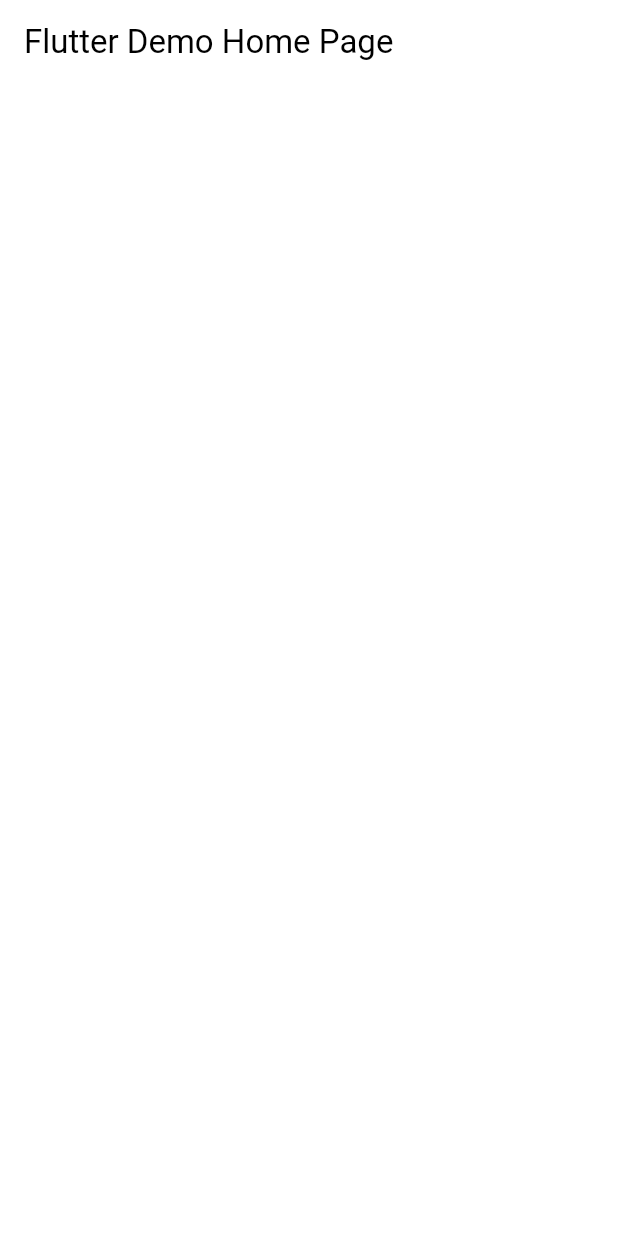
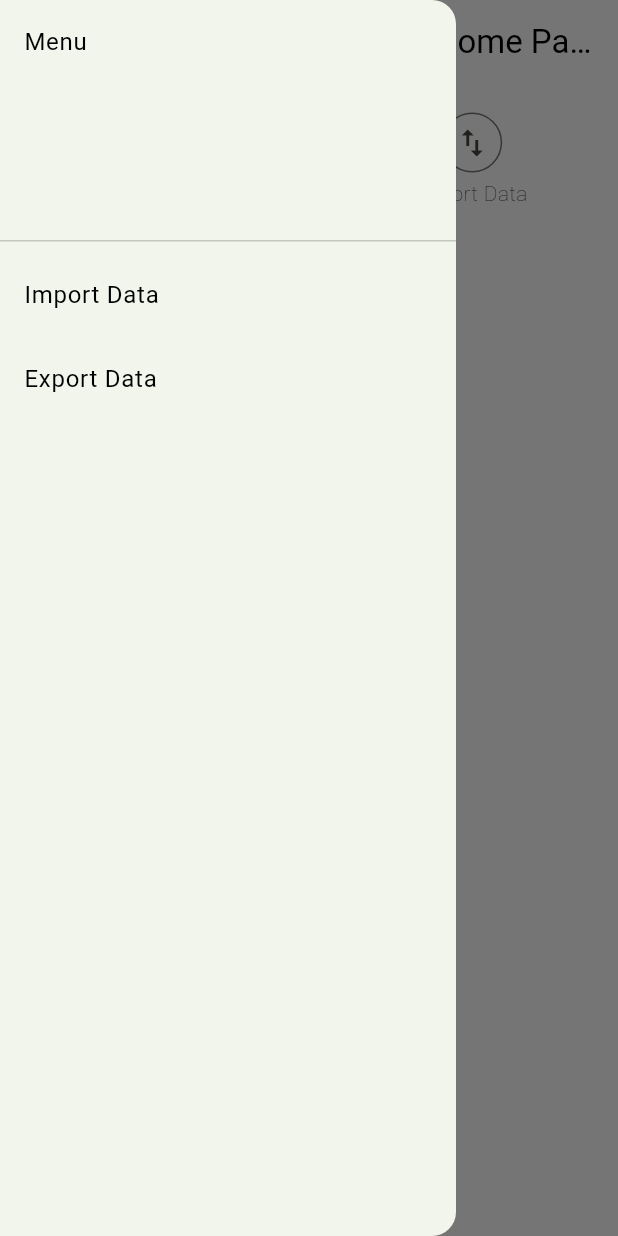
Before and after one commit to famasf1/Techbiz_RFID, a Flutter app: the screen it shows after launch, with the side drawer open (before the commit the screen has no drawer), on a phone screen of 412 x 824 dp. Run offline on Flutter 3.47's test engine with Material 3 defaults, Android fonts, the phone set to English and light mode, and no system bars; our stand-ins replace drift, drift_flutter, flex_color_scheme, flutter_riverpod, go_router, google_fonts; accounts and stored records are empty; generated files the repository leaves out were written again.

Commit message:
[minor] => add basic homepage, setup route

```diff
--- a/lib/main.dart
+++ b/lib/main.dart
@@ -1,6 +1,6 @@
 import 'package:flutter/material.dart';
+import 'package:techbiz_rfid/src/common/route/app_route.dart';
 import 'package:techbiz_rfid/src/common/theme/techbiz_theme.dart';
-import 'package:techbiz_rfid/src/home/presentation/view/homepage_view.dart';
 
 void main() async {
   WidgetsFlutterBinding.ensureInitialized();
@@ -12,10 +12,10 @@
   const MainApp({super.key});
   @override
   Widget build(BuildContext context) {
-    return MaterialApp(
+    return MaterialApp.router(
+      routerConfig: appRoutes,
       title: 'TECHBIZ_RFID',
       theme: MaterialTechbizTheme().themeData,
-      home: const HomepageView(title:'Flutter Demo Home Page'),
     );
   }
 }
--- /dev/null
+++ b/lib/src/common/route/app_route.dart
@@ -0,0 +1,26 @@
+import 'package:go_router/go_router.dart';
+import 'package:techbiz_rfid/src/export/presentation/view/export_view.dart';
+import 'package:techbiz_rfid/src/home/presentation/view/homepage_view.dart';
+import 'package:techbiz_rfid/src/import/presentation/views/import_view.dart';
+
+final appRoutes = GoRouter(
+  initialLocation: '/',
+  routes: [
+    GoRoute(
+      name: 'home',
+      path: '/',
+      builder: (context, state) =>
+          HomepageView(title: 'Flutter Scanner Demo Home Page'),
+    ),
+    GoRoute(
+      name: 'import',
+      path: '/import',
+      builder: (context, state) => ImportView(),
+    ),
+    GoRoute(
+      name: 'export',
+      path: '/export',
+      builder: (context, state) => ExportView(),
+    ),
+  ],
+);
--- /dev/null
+++ b/lib/src/common/util/drawer_item.dart
@@ -0,0 +1,17 @@
+import 'package:flutter/material.dart';
+import 'package:flutter_riverpod/flutter_riverpod.dart';
+
+class DrawerItem extends ConsumerWidget {
+  final String title;
+  final VoidCallback onTap;
+
+  const DrawerItem({super.key, required this.title, required this.onTap});
+
+  @override
+  Widget build(BuildContext context, WidgetRef ref) {
+    return ListTile(
+      title: Text(title),
+      onTap: onTap,
+    );
+  }
+}
--- /dev/null
+++ b/lib/src/export/presentation/view/export_view.dart
@@ -0,0 +1,17 @@
+import 'package:flutter/material.dart';
+import 'package:flutter_riverpod/flutter_riverpod.dart';
+
+class ExportView extends ConsumerStatefulWidget {
+  const ExportView({super.key});
+
+  @override
+  ConsumerState<ConsumerStatefulWidget> createState() => _ExportViewState();
+}
+
+class _ExportViewState extends ConsumerState<ExportView> {
+
+  @override
+  Widget build(BuildContext context) {
+    return Container();
+  }
+}
--- a/lib/src/home/presentation/view/homepage_view.dart
+++ b/lib/src/home/presentation/view/homepage_view.dart
@@ -1,5 +1,7 @@
 import 'package:flutter/material.dart';
+import 'package:flutter/rendering.dart';
 import 'package:flutter_riverpod/flutter_riverpod.dart';
+import 'package:techbiz_rfid/src/common/util/drawer_item.dart';
 
 class HomepageView extends ConsumerStatefulWidget {
   final String title;
@@ -14,9 +16,69 @@
   @override
   Widget build(BuildContext context) {
     return Scaffold(
+      drawer: Drawer(
+          child: ListView(
+        children: [
+          DrawerHeader(
+            child: SizedBox(
+              child: Text('Menu'),
+            ),
+          ),
+          DrawerItem(
+            title: "Import Data",
+            onTap: () {},
+          ),
+          DrawerItem(
+            title: "Export Data",
+            onTap: () {},
+          ),
+        ],
+      )),
       appBar: AppBar(
         title: Text(widget.title),
+      ),
+      body: Container(
+        height: MediaQuery.of(context).size.height / 2,
+        padding: EdgeInsets.all(15),
+        child: Row(
+          mainAxisAlignment: MainAxisAlignment.spaceEvenly,
+          children: [
+            MainMenuItem(
+              icon: Icons.import_contacts,
+              title: "Import Data",
+            ),
+            MainMenuItem(
+              icon: Icons.warehouse,
+              title: "Scanner"),
+            MainMenuItem(
+              icon: Icons.import_export,
+              title: "Export Data",
+            ),
+          ],
+        ),
       ),
     );
   }
 }
+
+class MainMenuItem extends StatelessWidget {
+  final IconData icon;
+  final String title;
+  const MainMenuItem({
+    super.key,
+    required this.icon,
+    required this.title,
+  });
+
+  @override
+  Widget build(BuildContext context) {
+    return Column(
+      children: [
+      IconButton.outlined(
+        icon: Icon(icon),
+        onPressed: () {},
+      ),
+      Text(title),
+    ]);
+  }
+}
--- /dev/null
+++ b/lib/src/import/presentation/views/import_view.dart
@@ -0,0 +1,17 @@
+import 'package:flutter/material.dart';
+import 'package:flutter_riverpod/flutter_riverpod.dart';
+
+class ImportView extends ConsumerStatefulWidget {
+  const ImportView({super.key});
+
+  @override
+  ConsumerState<ConsumerStatefulWidget> createState() => _ImportViewState();
+}
+
+class _ImportViewState extends ConsumerState<ImportView> {
+
+  @override
+  Widget build(BuildContext context) {
+    return Container();
+  }
+}
```
Also changed, not shown: 1 other file.
